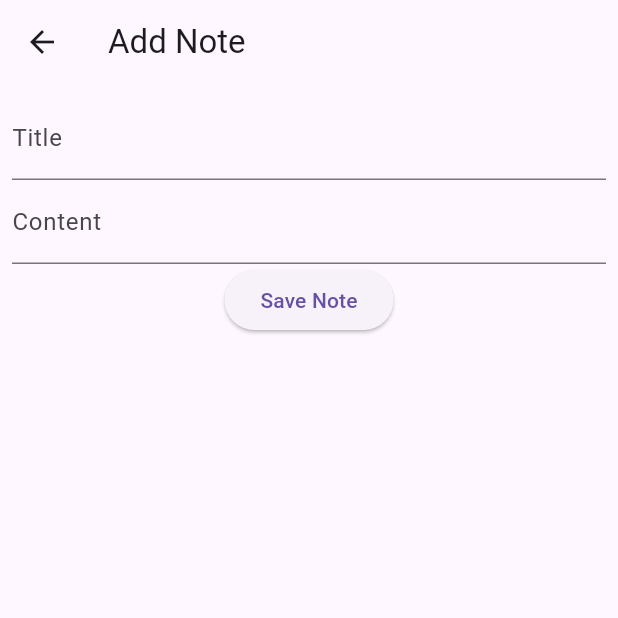
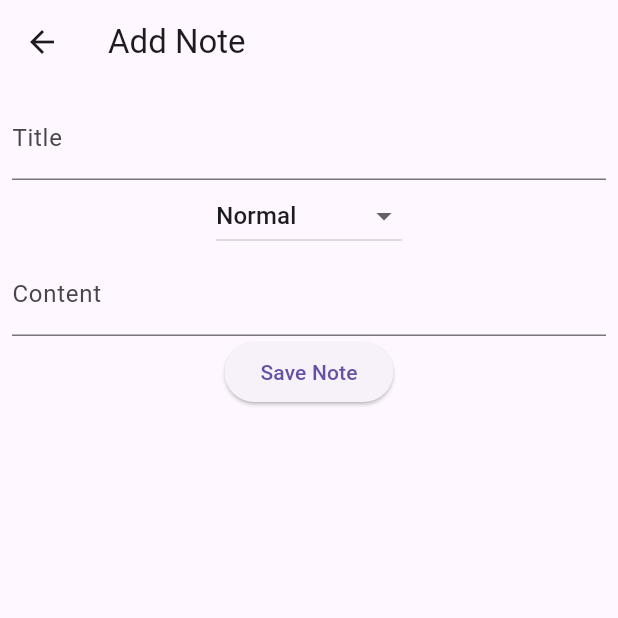
Before and after one commit to jlchafardet/my-notes-app-flutter-and-dart, a Flutter app: the screen it shows after launch, after a tap on the "add" icon, on a phone screen of 412 x 824 dp, the top half of it. Run offline on Flutter 3.47's test engine with Material 3 defaults, Android fonts, the phone set to English and light mode, and no system bars; our stand-ins replace cloud_firestore, firebase_core; accounts and stored records are empty.

Commit message:
sub-step 1: Enhance AddNoteScreen: Allow multi-line input for content field
sub-step 2: Implement fake admin state: Control visibility of admin options and allow note type selection

```diff
--- a/lib/main.dart
+++ b/lib/main.dart
@@ -53,6 +53,12 @@ class NotesScreen extends StatefulWidget {
 
 class NotesScreenState extends State<NotesScreen> {
   final List<Note> _notes = []; // Initialize with an empty list
+  bool isAdmin = true; // Set to true to simulate admin access
+  List<String> noteTypes = [
+    'Normal',
+    'To-Do',
+    'Shopping List'
+  ]; // Example note types
 
   @override
   void initState() {
@@ -132,12 +138,40 @@ class NotesScreenState extends State<NotesScreen> {
     }
   }
 
+  void _showAdminOptions() {
+    showDialog(
+      context: context,
+      builder: (context) {
+        return AlertDialog(
+          title: const Text('Manage Note Types'),
+          content: Column(
+            mainAxisSize: MainAxisSize.min,
+            children: [
+              // List existing note types and provide options to add/edit/delete
+            ],
+          ),
+          actions: [
+            TextButton(
+              onPressed: () => Navigator.of(context).pop(),
+              child: const Text('Close'),
+            ),
+          ],
+        );
+      },
+    );
+  }
+
   @override
   Widget build(BuildContext context) {
     return Scaffold(
       appBar: AppBar(
         title: const Text('My Notes'),
         actions: [
+          if (isAdmin) // Only show admin options if isAdmin is true
+            IconButton(
+              icon: const Icon(Icons.settings),
+              onPressed: _showAdminOptions, // Show admin options
+            ),
           Padding(
             padding: const EdgeInsets.only(right: 16.0),
             child: Ink(
@@ -195,10 +229,14 @@ class NotesScreenState extends State<NotesScreen> {
   }
 }
 
-class AddNoteScreen extends StatelessWidget {
-  const AddNoteScreen(
-      {Key? key, this.title, this.content, this.id, this.isEditing = false})
-      : super(key: key);
+class AddNoteScreen extends StatefulWidget {
+  const AddNoteScreen({
+    Key? key,
+    this.title,
+    this.content,
+    this.id,
+    this.isEditing = false,
+  }) : super(key: key);
 
   final String? title; // Title of the note (for editing)
   final String? content; // Content of the note (for editing)
@@ -206,16 +244,32 @@ class AddNoteScreen extends StatelessWidget {
   final bool isEditing; // Flag to indicate if we are editing
 
   @override
+  _AddNoteScreenState createState() => _AddNoteScreenState();
+}
+
+class _AddNoteScreenState extends State<AddNoteScreen> {
+  final TextEditingController _titleController = TextEditingController();
+  final TextEditingController _contentController = TextEditingController();
+
+  String selectedNoteType = 'Normal'; // Default selected note type
+  List<String> noteTypes = [
+    'Normal',
+    'To-Do',
+    'Shopping List'
+  ]; // Example note types
+
+  @override
+  void initState() {
+    super.initState();
+    _titleController.text = widget.title ?? '';
+    _contentController.text = widget.content ?? '';
+  }
+
+  @override
   Widget build(BuildContext context) {
-    final TextEditingController _titleController =
-        TextEditingController(text: title);
-    final TextEditingController _contentController =
-        TextEditingController(text: content);
-
     return Scaffold(
       appBar: AppBar(
-        title: Text(
-            isEditing ? 'Edit Note' : 'Add Note'), // Change title based on mode
+        title: Text(widget.isEditing ? 'Edit Note' : 'Add Note'),
       ),
       body: Padding(
         padding: const EdgeInsets.all(8.0),
@@ -223,17 +277,27 @@ class AddNoteScreen extends StatelessWidget {
           children: [
             TextField(
               controller: _titleController,
-              decoration: const InputDecoration(
-                labelText: 'Title', // Label for the title field
-              ),
-              readOnly: false, // Allow editing of the title
+              decoration: const InputDecoration(labelText: 'Title'),
+            ),
+            DropdownButton<String>(
+              value: selectedNoteType,
+              onChanged: (String? newValue) {
+                setState(() {
+                  selectedNoteType = newValue!;
+                });
+              },
+              items: noteTypes.map<DropdownMenuItem<String>>((String value) {
+                return DropdownMenuItem<String>(
+                  value: value,
+                  child: Text(value),
+                );
+              }).toList(),
             ),
             TextField(
               controller: _contentController,
-              decoration: const InputDecoration(
-                labelText: 'Content', // Label for the content field
-              ),
-              readOnly: false, // Allow editing of the content
+              decoration: const InputDecoration(labelText: 'Content'),
+              maxLines: null,
+              keyboardType: TextInputType.multiline,
             ),
             ElevatedButton(
               onPressed: () async {
@@ -243,14 +307,14 @@ class AddNoteScreen extends StatelessWidget {
                   final newNote = Note(
                     title: _titleController.text,
                     content: _contentController.text,
-                    id: id, // Pass the ID if editing
+                    id: widget.id, // Pass the ID if editing
                   );
 
-                  if (isEditing && id != null) {
+                  if (widget.isEditing && widget.id != null) {
                     // Update the note in Firestore
                     await FirebaseFirestore.instance
                         .collection('notes')
-                        .doc(id) // Use the document ID to update
+                        .doc(widget.id) // Use the document ID to update
                         .update(newNote.toMap());
                   } else {
                     // Save the note to Firestore
```
